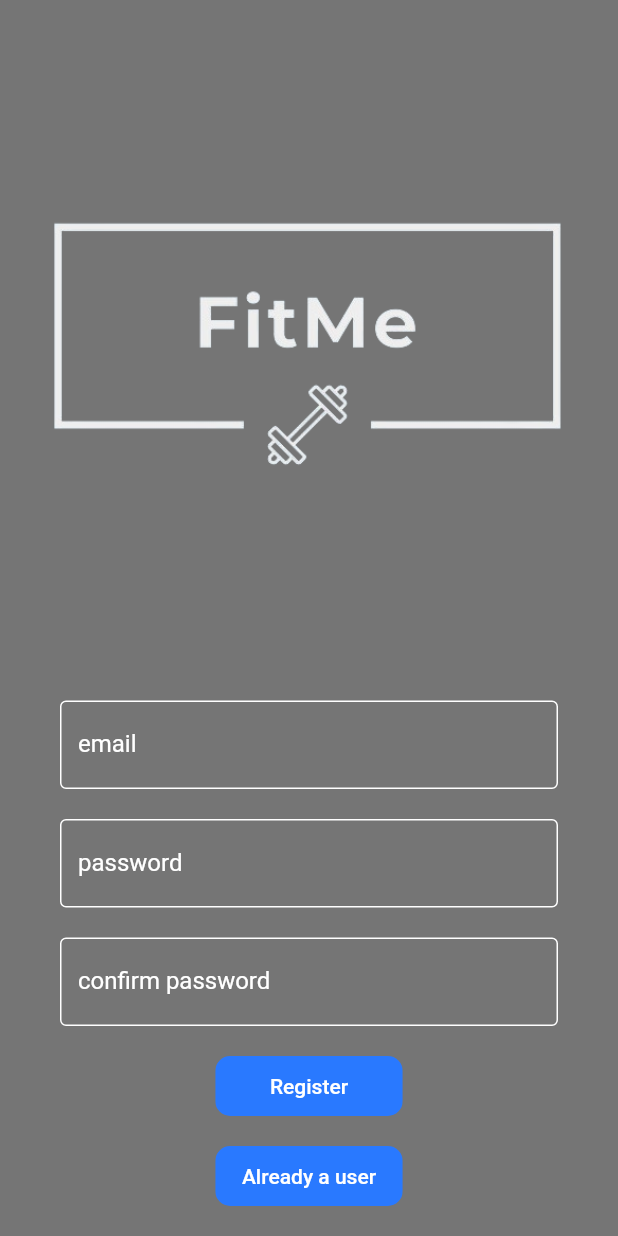
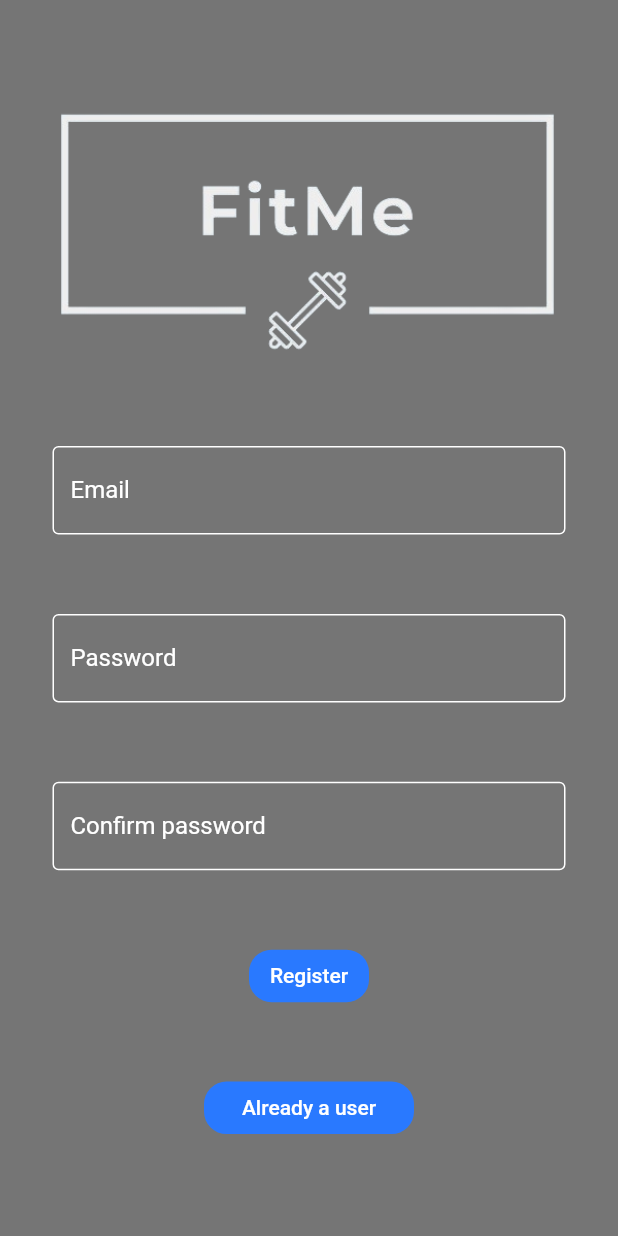
Before and after one commit to Adriantxu/Fitness-Front, a Flutter app: the screen it shows after launch, on a phone screen of 412 x 824 dp. Run offline on Flutter 3.47's test engine with Material 2 defaults, Android fonts, the phone set to English and light mode, and no system bars.

Commit message:
fixed bottom overflow

```diff
--- a/lib/register/register.dart
+++ b/lib/register/register.dart
@@ -5,7 +5,9 @@ class Register extends StatelessWidget {
 
   Widget setTextField(bool obscureText, String labelText, String hintText)
   {
-    return TextField(
+    return Container(
+      margin: const EdgeInsets.all(10),
+      child: TextField(
         obscureText: obscureText,
         decoration: InputDecoration(
           enabledBorder: const OutlineInputBorder(
@@ -20,17 +22,20 @@ class Register extends StatelessWidget {
             color: Colors.white,
           ),
         ),
+      ),
     );
   }
 
-  ClipRRect setRoundRectangle(String text, Function f)
+  Widget setRoundRectangle(String text, Function f)
   {
-    return ClipRRect(
-      borderRadius: BorderRadius.circular(10),
-      child: Container(
-        height: 40,
-        width: 125,
+    return Container(
+      decoration: BoxDecoration(
         color: Colors.blueAccent[400],
+        borderRadius: BorderRadius.circular(15),
+      ),
+      margin: const EdgeInsets.all(10),
+      height: 35,
+      width: text.length * 10,
       child: TextButton(
         onPressed: () {
           f();
@@ -38,7 +43,6 @@ class Register extends StatelessWidget {
         child: Text(
             text,
           style: const TextStyle(color: Colors.white),
-          ),
         ),
       ),
     );
@@ -51,53 +55,29 @@ class Register extends StatelessWidget {
       home: Scaffold(
         backgroundColor: Colors.grey[600],
         body: SafeArea(
-          minimum: const EdgeInsets.fromLTRB(20, 5, 20, 10),
+          minimum: const EdgeInsets.all(25),
+          child: LayoutBuilder(
+            builder: (context, constraints) => SingleChildScrollView(
+              child: ConstrainedBox(
+                constraints: BoxConstraints(minHeight: constraints.maxHeight),
+                child: IntrinsicHeight(
                   child: Column(
-            mainAxisAlignment: MainAxisAlignment.center,
+                    mainAxisAlignment: MainAxisAlignment.spaceEvenly,
                     children: <Widget>[
-              Expanded(
-                child: Container(
-                  color: Colors.grey[600],
-                  child: Center(
+                      Container(
+                        margin: EdgeInsets.zero,
                         child: Image.asset('assets/logo_gym1.png'),
+                      ),
+                      setTextField(false, 'Email', 'something@example.com'),
+                      setTextField(true, 'Password', ''),
+                      setTextField(true, 'Confirm password', ''),
+                      setRoundRectangle('Register', () {}),
+                      setRoundRectangle('Already a user', () {}),
+                    ],
                   ),
                 ),
               ),
-              Column(
-                children: <Widget>[
-                  Padding(
-                    padding: const EdgeInsets.symmetric(vertical: 10.0, horizontal: 20),
-                    child: Expanded(
-                      child: setTextField(false, 'email', 'something@example.com'),
             ),
-                  ),
-                  Padding(
-                    padding: const EdgeInsets.symmetric(vertical: 10.0, horizontal: 20),
-                    child: Expanded(
-                      child: setTextField(true, 'password', ''),
-                    ),
-                  ),
-                  Padding(
-                    padding: const EdgeInsets.symmetric(vertical: 10.0, horizontal: 20),
-                    child: Expanded(
-                      child: setTextField(true, 'confirm password', ''),
-                    ),
-                  ),
-                  Padding(
-                    padding: const EdgeInsets.symmetric(vertical: 10.0, horizontal: 20),
-                    child: Expanded(
-                      child: setRoundRectangle('Register', () {}),
-                    ),
-                  ),
-                  Padding(
-                    padding: const EdgeInsets.symmetric(vertical: 10.0, horizontal: 20),
-                    child: Expanded(
-                      child: setRoundRectangle('Already a user', () {}),
-                    ),
-                  ),
-                ],
-              ),
-            ],
           ),
         )
       ),
```
Also changed, not shown: 1 other file. Lines whose indentation alone changed are shown as unchanged.
